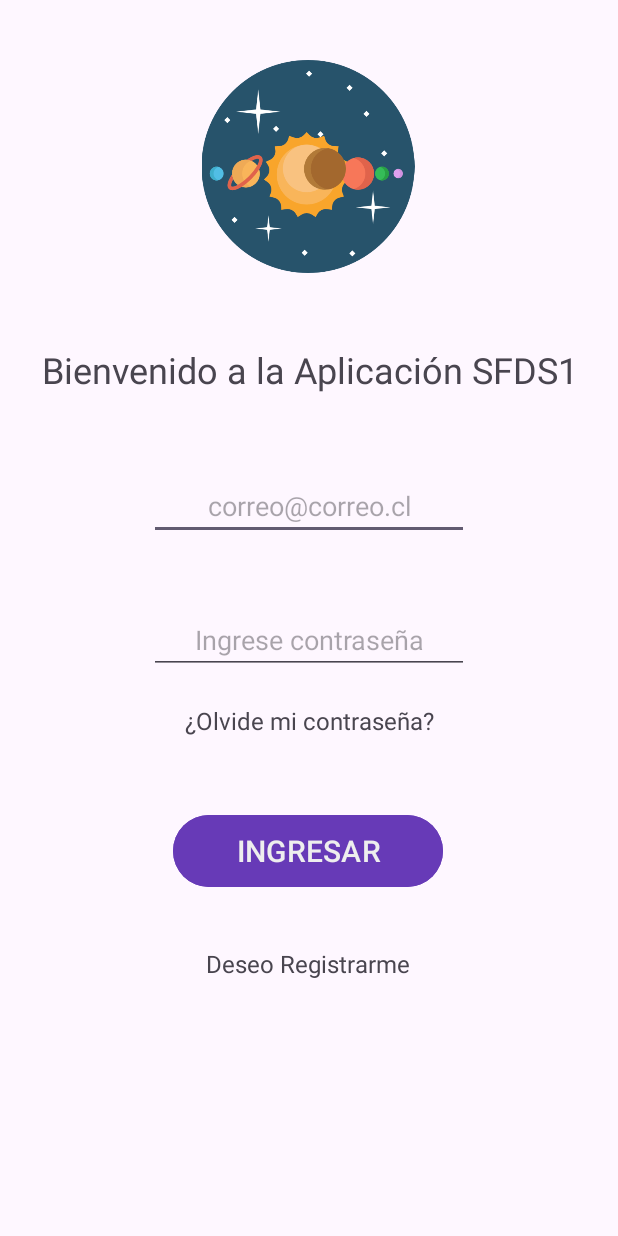
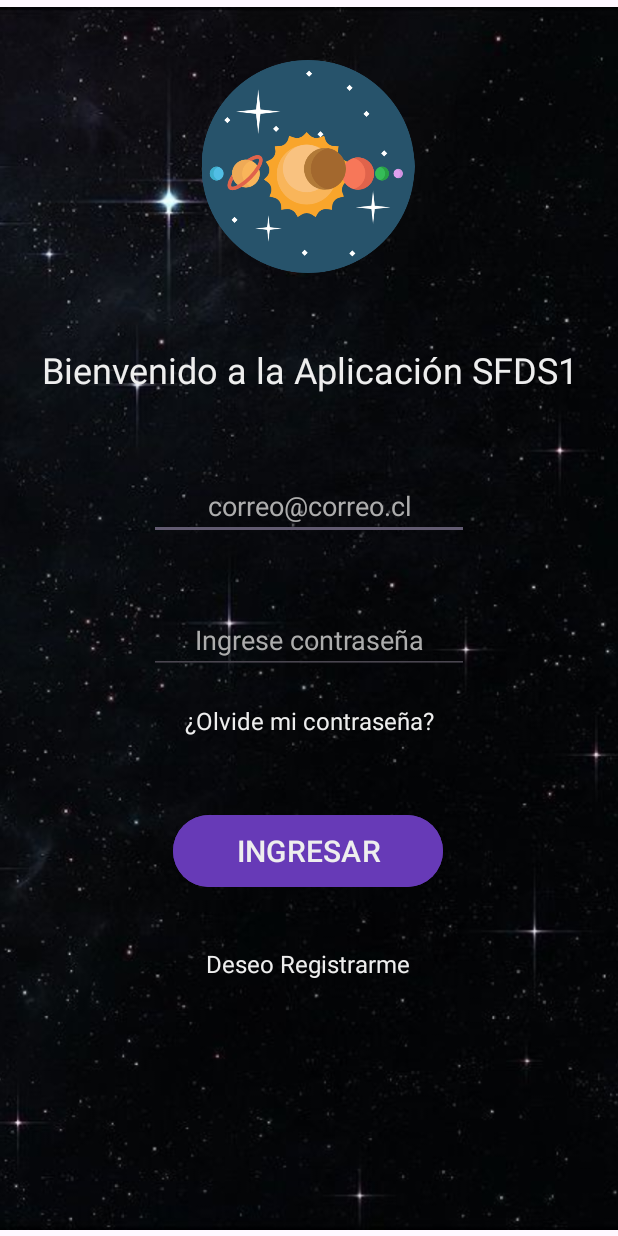
Before and after one commit to Anaguirv/appMovil, an Android app: the screen it shows after launch (MainActivity), on a phone screen of 412 x 824 dp. Run offline under Robolectric (Android 15) with nearby library versions, the phone set to English and light mode, and no system bars.

```diff
--- a/app/src/main/AndroidManifest.xml
+++ b/app/src/main/AndroidManifest.xml
@@ -12,6 +12,9 @@
         android:supportsRtl="true"
         android:theme="@style/Theme.Login"
         tools:targetApi="31">
+        <activity
+            android:name=".MonitoreoSensores"
+            android:exported="false" />
         <activity
             android:name=".CrearClave"
             android:exported="false" />
--- a/app/src/main/res/layout/activity_main.xml
+++ b/app/src/main/res/layout/activity_main.xml
@@ -6,6 +6,16 @@
     android:layout_width="match_parent"
     android:layout_height="match_parent"
     tools:context=".MainActivity">
+
+    <ImageView
+        android:id="@+id/imageView4"
+        android:layout_width="510dp"
+        android:layout_height="815dp"
+        app:layout_constraintBottom_toBottomOf="parent"
+        app:layout_constraintEnd_toEndOf="parent"
+        app:layout_constraintStart_toStartOf="parent"
+        app:layout_constraintTop_toTopOf="parent"
+        app:srcCompat="@drawable/estrellas" />
 
     <ImageView
         android:id="@+id/imglogo"
@@ -24,6 +34,7 @@
         android:layout_height="wrap_content"
         android:layout_marginTop="48dp"
         android:textAlignment="center"
+        android:textColor="#eee"
         android:textSize="24sp"
         app:layout_constraintEnd_toEndOf="parent"
         app:layout_constraintHorizontal_bias="0.498"
@@ -39,6 +50,8 @@
         android:hint="correo@correo.cl"
         android:inputType="textEmailAddress"
         android:textAlignment="center"
+        android:textColor="#eee"
+        android:textColorHint="#ADADAD"
         app:layout_constraintEnd_toEndOf="parent"
         app:layout_constraintStart_toStartOf="parent"
         app:layout_constraintTop_toBottomOf="@+id/txtmensaje" />
@@ -52,6 +65,8 @@
         android:hint="Ingrese contraseña"
         android:inputType="textPassword"
         android:textAlignment="center"
+        android:textColor="#eee"
+        android:textColorHint="#ADADAD"
         app:layout_constraintEnd_toEndOf="parent"
         app:layout_constraintStart_toStartOf="parent"
         app:layout_constraintTop_toBottomOf="@+id/txtuser" />
@@ -62,6 +77,7 @@
         android:layout_height="wrap_content"
         android:layout_marginTop="20dp"
         android:text="¿Olvide mi contraseña?"
+        android:textColor="#eee"
         android:textSize="16sp"
         app:layout_constraintEnd_toEndOf="parent"
         app:layout_constraintStart_toStartOf="parent"
@@ -88,6 +104,7 @@
         android:layout_marginTop="36dp"
         android:rotationX="0"
         android:text="Deseo Registrarme"
+        android:textColor="#eee"
         android:textSize="16sp"
         app:layout_constraintEnd_toEndOf="parent"
         app:layout_constraintHorizontal_bias="0.498"
```
Also changed, not shown: app/src/main/java/com/example/login/Dashboard.java (+18 -0 lines), app/src/main/java/com/example/login/MonitoreoSensores.java (added, +24 -0 lines), app/src/main/res/layout/activity_dashboard.xml (+0 -15 lines), app/src/main/res/layout/activity_monitoreo_sensores.xml (added, +17 -0 lines), app/src/main/res/drawable/estrellas.jpg (added).
